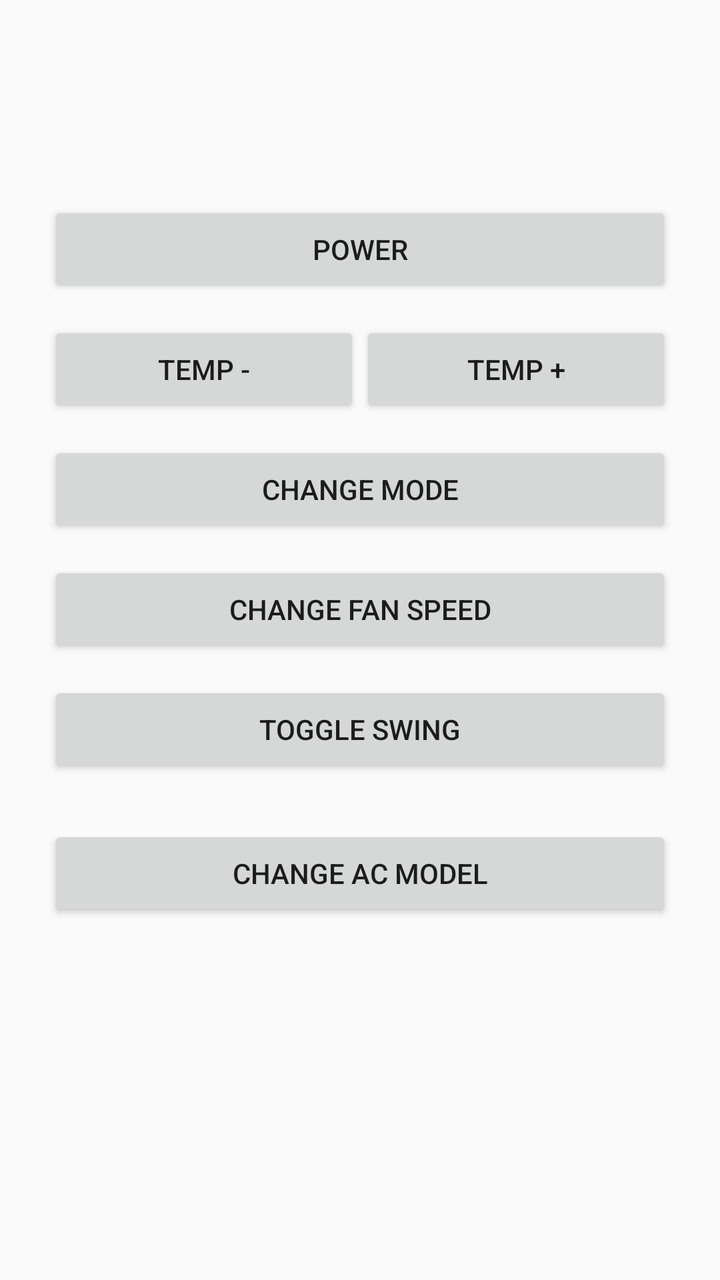
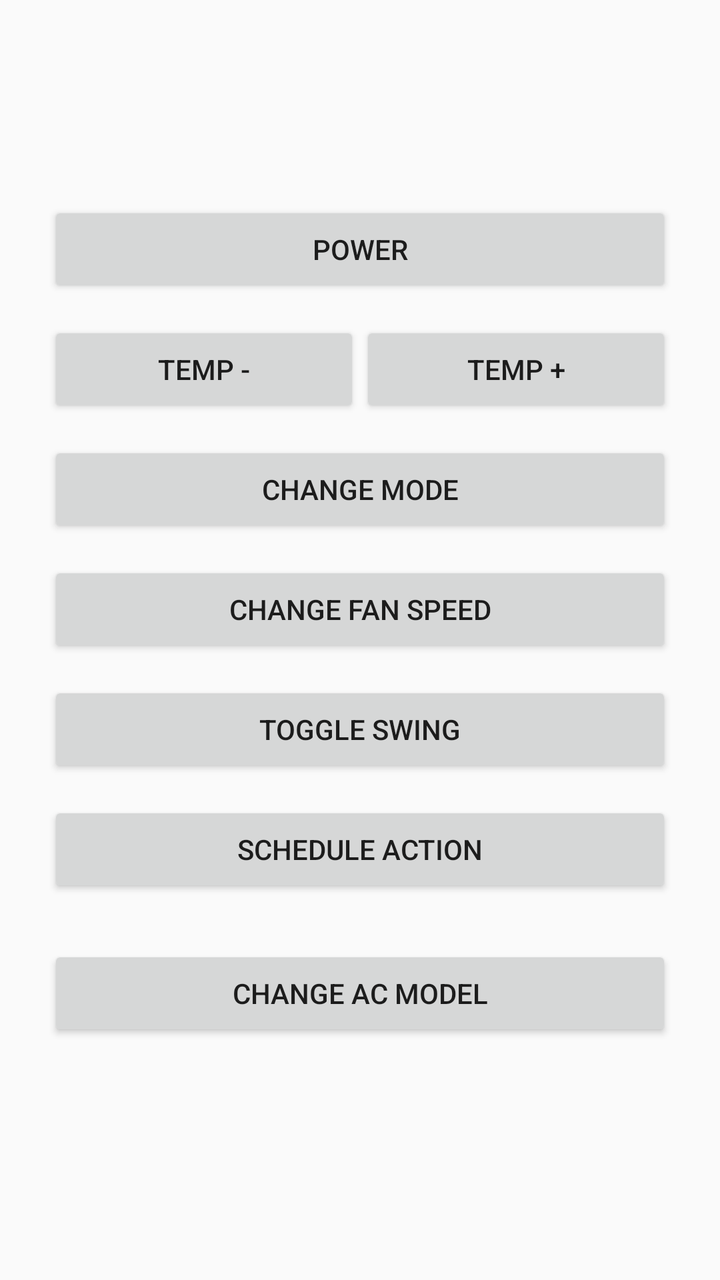

Compare the two renders of this Android layout. The source of the first and the diff that turns it into the second are given below.
<!-- AndroidManifest.xml: application theme Theme.AppCompat.Light.DarkActionBar -->
<!-- res/layout/activity_remote.xml -->
<?xml version="1.0" encoding="utf-8"?>
<LinearLayout xmlns:android="http://schemas.android.com/apk/res/android"
    android:layout_width="match_parent"
    android:layout_height="match_parent"
    android:orientation="vertical"
    android:padding="24dp">

    <TextView
        android:id="@+id/text_remote_title"
        android:layout_width="match_parent"
        android:layout_height="wrap_content"
        android:textSize="18sp"
        android:textStyle="bold"
        android:gravity="center" />

    <TextView
        android:id="@+id/text_remote_state"
        android:layout_width="match_parent"
        android:layout_height="wrap_content"
        android:layout_marginTop="8dp"
        android:layout_marginBottom="24dp"
        android:textSize="15sp"
        android:gravity="center" />

    <Button
        android:id="@+id/btn_power"
        android:layout_width="match_parent"
        android:layout_height="wrap_content"
        android:text="@string/btn_power" />

    <LinearLayout
        android:layout_width="match_parent"
        android:layout_height="wrap_content"
        android:orientation="horizontal"
        android:layout_marginTop="12dp">

        <Button
            android:id="@+id/btn_temp_down"
            android:layout_width="0dp"
            android:layout_height="wrap_content"
            android:layout_weight="1"
            android:text="@string/btn_temp_down" />

        <Button
            android:id="@+id/btn_temp_up"
            android:layout_width="0dp"
            android:layout_height="wrap_content"
            android:layout_weight="1"
            android:text="@string/btn_temp_up" />
    </LinearLayout>

    <Button
        android:id="@+id/btn_mode_cycle"
        android:layout_width="match_parent"
        android:layout_height="wrap_content"
        android:layout_marginTop="12dp"
        android:text="@string/btn_mode_cycle" />

    <Button
        android:id="@+id/btn_fan_cycle"
        android:layout_width="match_parent"
        android:layout_height="wrap_content"
        android:layout_marginTop="12dp"
        android:text="@string/btn_fan_cycle" />

    <Button
        android:id="@+id/btn_swing_toggle"
        android:layout_width="match_parent"
        android:layout_height="wrap_content"
        android:layout_marginTop="12dp"
        android:text="@string/btn_swing_toggle" />

    <Button
        android:id="@+id/btn_change_device"
        android:layout_width="match_parent"
        android:layout_height="wrap_content"
        android:layout_marginTop="24dp"
        android:text="@string/btn_change_device" />

</LinearLayout>
<!-- resources referenced by this layout -->
<resources>
  <string name="btn_change_device">Change AC Model</string>
  <string name="btn_fan_cycle">Change Fan Speed</string>
  <string name="btn_mode_cycle">Change Mode</string>
  <string name="btn_power">Power</string>
  <string name="btn_swing_toggle">Toggle Swing</string>
  <string name="btn_temp_down">Temp -</string>
  <string name="btn_temp_up">Temp +</string>
</resources>

<!-- the commit's change to res/layout/activity_remote.xml (unified diff, before → after) -->
@@ -71,6 +71,13 @@
         android:text="@string/btn_swing_toggle" />
 
     <Button
+        android:id="@+id/btn_schedule"
+        android:layout_width="match_parent"
+        android:layout_height="wrap_content"
+        android:layout_marginTop="12dp"
+        android:text="@string/btn_schedule" />
+
+    <Button
         android:id="@+id/btn_change_device"
         android:layout_width="match_parent"
         android:layout_height="wrap_content"
<!-- resource entries referenced after the edit -->
@@ -4,6 +4,7 @@
   <string name="btn_fan_cycle">Change Fan Speed</string>
   <string name="btn_mode_cycle">Change Mode</string>
   <string name="btn_power">Power</string>
+  <string name="btn_schedule">Schedule Action</string>
   <string name="btn_swing_toggle">Toggle Swing</string>
   <string name="btn_temp_down">Temp -</string>
   <string name="btn_temp_up">Temp +</string>
